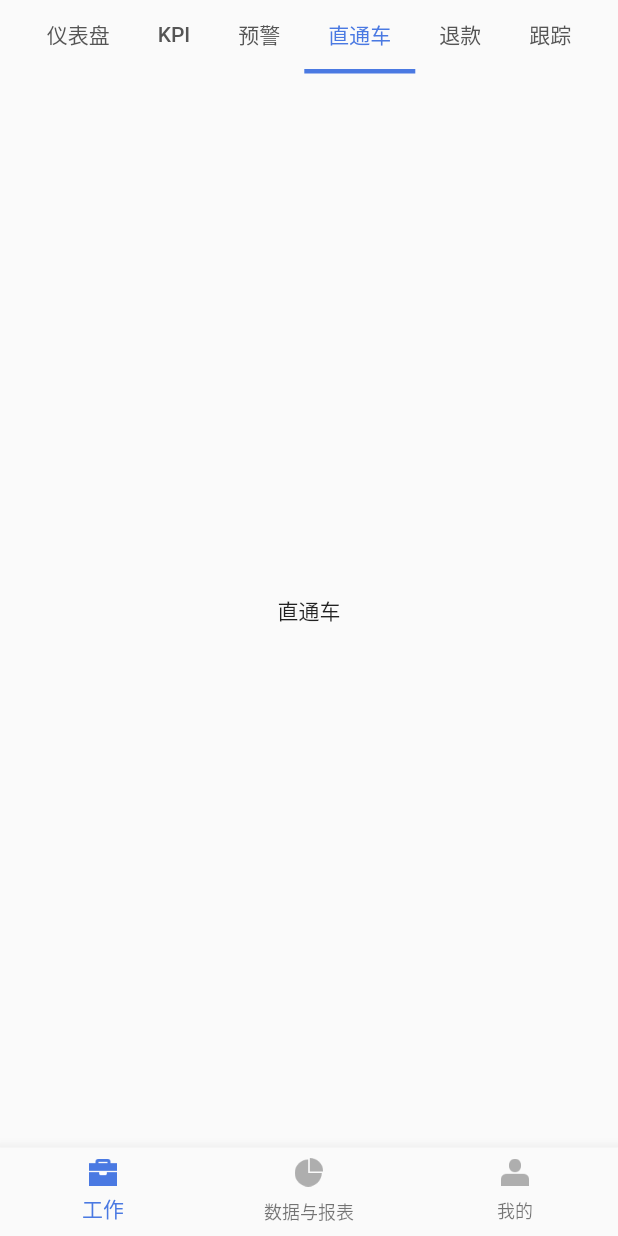
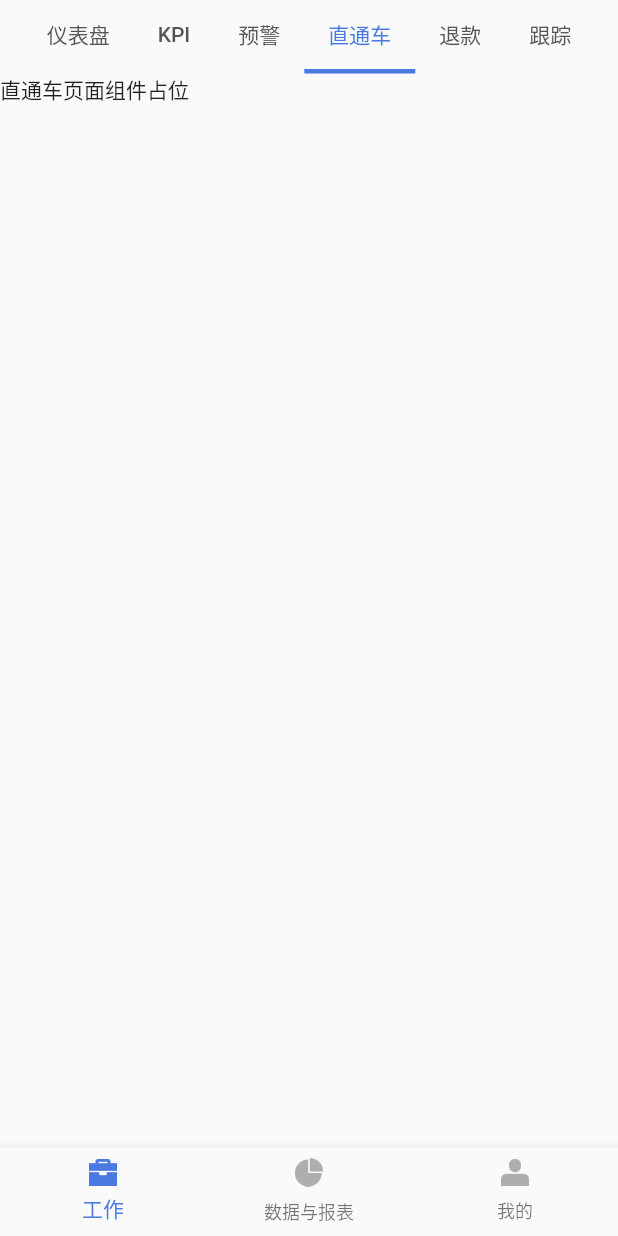
Before and after one commit to dashugege/BehavioDemo, a Flutter app: the screen it shows after launch, tab 4 chosen, on a phone screen of 412 x 824 dp. Run offline on Flutter 3.47's test engine with Material 2 defaults, Android fonts, the phone set to English and light mode, and no system bars.

Commit message:
APP 框架搭建

```diff
--- a/demo_app/lib/pages/home.dart
+++ b/demo_app/lib/pages/home.dart
@@ -1,3 +1,4 @@
+import 'package:demo_app/pages/dashboard.dart';
 import 'package:flutter/material.dart';
 
 class Home extends StatefulWidget {
@@ -15,6 +16,14 @@ class _HomeState extends State<Home> with SingleTickerProviderStateMixin {
     Tab(text: '直通车'),
     Tab(text: '退款'),
     Tab(text: '跟踪'),
+  ];
+  final List<Widget> _tabViews = <Widget>[
+    Dashboard(),
+    Text('KPI页面组件占位'),
+    Text('预警页面组件占位'),
+    Text('直通车页面组件占位'),
+    Text('退款页面组件占位'),
+    Text('跟踪页面组件占位'),
   ];
   TabController _tabController;
 
@@ -48,9 +57,7 @@ class _HomeState extends State<Home> with SingleTickerProviderStateMixin {
         Expanded(
           child: TabBarView(
             controller: _tabController,
-            children: _homeTabs.map((Tab tab) {
-              return Center(child: Text(tab.text));
-            }).toList(),
+            children: _tabViews,
           ),
         )
       ],
```
Also changed, not shown: demo_app/lib/pages/dashboard.dart (added, +17 -0 lines).
